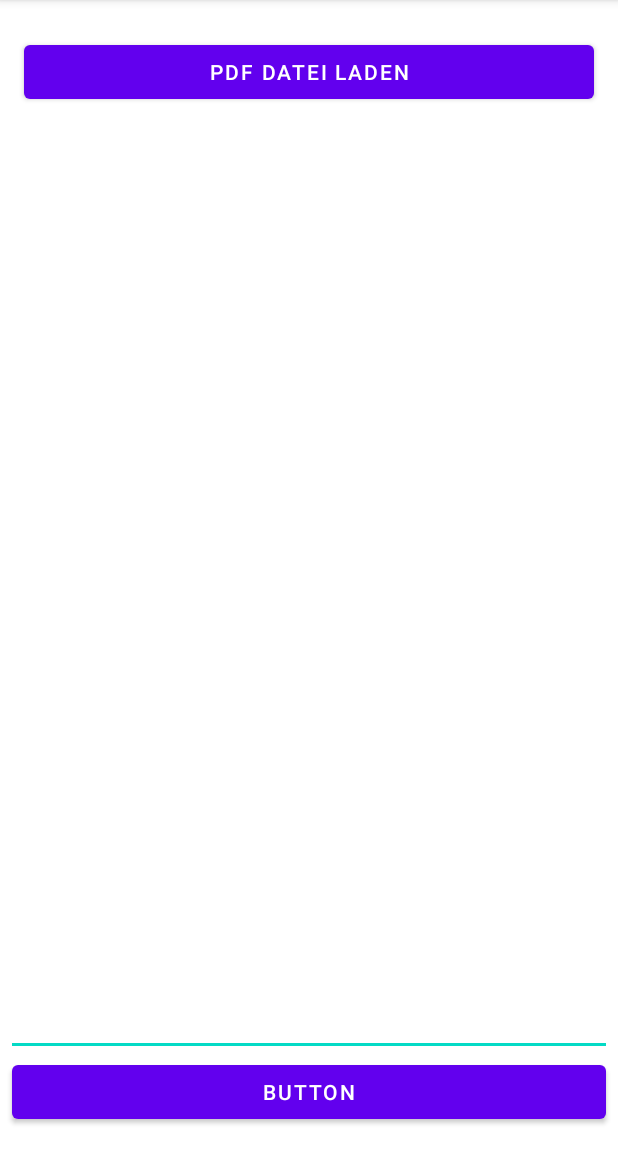
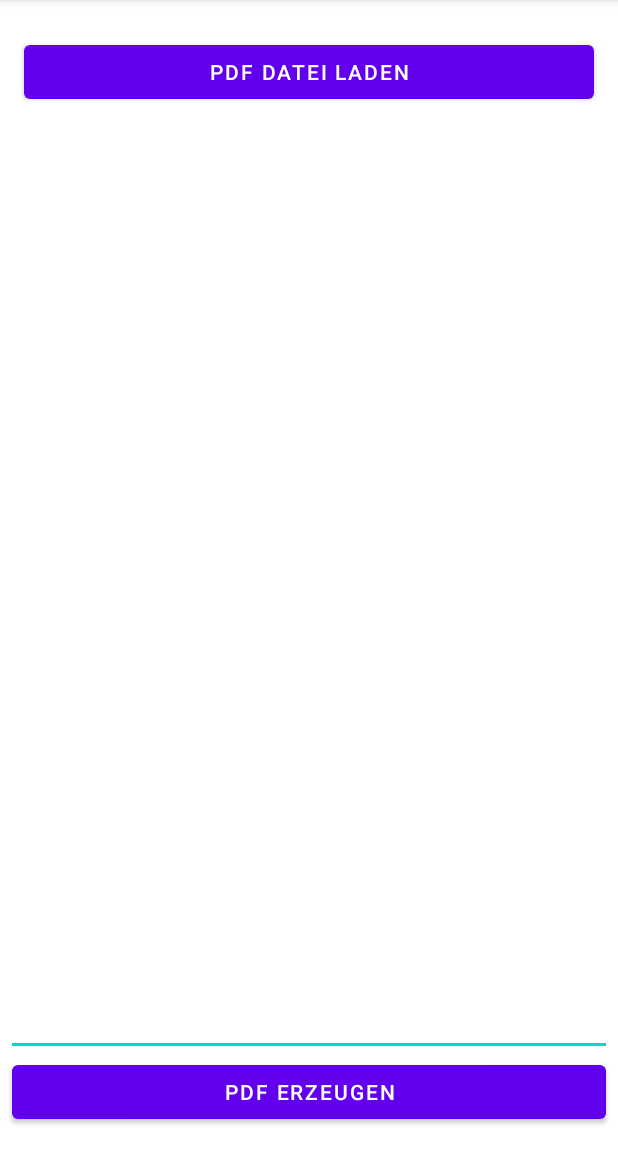
Before and after one commit to gibbsnich/PDFTools, an Android app: the screen it shows after launch (MainActivity), on a phone screen of 412 x 824 dp, the part 84-1236 px from its top. Run offline under Robolectric (Android 15) with nearby library versions, the phone set to English and light mode, and no system bars; libraries missing offline, so code that uses them is left out: com.tom_roush.pdfbox; 1 statement that could not run was skipped.

Commit message:
allow selection of output folder, some general cleanup

```diff
--- a/app/src/main/java/maw/pdftools/MainActivity.java
+++ b/app/src/main/java/maw/pdftools/MainActivity.java
@@ -4,13 +4,9 @@ import android.Manifest;
 import android.content.Intent;
 import android.content.pm.PackageManager;
 import android.net.Uri;
-import android.os.Build;
 import android.os.Bundle;
 
-import com.google.android.material.floatingactionbutton.FloatingActionButton;
-import com.google.android.material.snackbar.Snackbar;
 import com.tom_roush.pdfbox.pdmodel.PDDocument;
-import com.tom_roush.pdfbox.rendering.PDFRenderer;
 import com.tom_roush.pdfbox.util.PDFBoxResourceLoader;
 
 import androidx.annotation.NonNull;
@@ -19,7 +15,6 @@ import androidx.appcompat.widget.Toolbar;
 import androidx.core.app.ActivityCompat;
 import androidx.core.content.ContextCompat;
 
-import android.os.Environment;
 import android.view.View;
 
 import android.view.Menu;
@@ -28,7 +23,6 @@ import android.widget.ArrayAdapter;
 import android.widget.Button;
 import android.widget.EditText;
 import android.widget.ListView;
-import android.widget.TextView;
 import android.widget.Toast;
 
 import java.io.File;
@@ -41,10 +35,11 @@ import java.util.regex.Pattern;
 public class MainActivity extends AppCompatActivity {
 
     final static private int PDF_REQ_CODE = 45;
+    final static private int SEL_FOLDER_CODE = 4545;
 
-    ArrayList<PDFItemHolder> pdfItems = new ArrayList<>();
-    ArrayAdapter<PDFItemHolder> pdfItemsAdapter;
-
+    private final ArrayList<PDFItemHolder> pdfItems = new ArrayList<>();
+    private ArrayAdapter<PDFItemHolder> pdfItemsAdapter;
+    private PDDocument newDoc;
 
     @Override
     protected void onStart() {
@@ -60,79 +55,70 @@ public class MainActivity extends AppCompatActivity {
         setSupportActionBar(toolbar);
 
         ListView pdfList = findViewById(R.id.pdf_list);
-        pdfItemsAdapter = new ArrayAdapter<PDFItemHolder>(this, android.R.layout.simple_list_item_1, pdfItems);
+        pdfItemsAdapter = new ArrayAdapter<>(this, android.R.layout.simple_list_item_1, pdfItems);
         pdfList.setAdapter(pdfItemsAdapter);
 
         Button addPdfButton = findViewById(R.id.add_pdf_button);
-        addPdfButton.setOnClickListener(new View.OnClickListener() {
-            @Override
-            public void onClick(View view) {
-
+        addPdfButton.setOnClickListener(view -> {
             Intent intent = new Intent(Intent.ACTION_OPEN_DOCUMENT);
             intent.addCategory(Intent.CATEGORY_OPENABLE);
-                intent.setType("*/*");
+            intent.setType("application/pdf");
             startActivityForResult(intent, PDF_REQ_CODE);
-
-                //Snackbar.make(view, "Replace with your own action", Snackbar.LENGTH_LONG)
-                //        .setAction("Action", null).show();
-            }
         });
 
         Button createPdfButton = findViewById(R.id.create_pdf_button);
-        createPdfButton.setOnClickListener(new View.OnClickListener() {
-            @Override
-            public void onClick(View v) {
+        createPdfButton.setOnClickListener(v -> {
             EditText editText = findViewById(R.id.select_pdf_text);
             String text = editText.getText().toString();
             if (text.length() == 0) {
-                    //just merge all given PDFs? default to err?
+                //just merge all given PDFs..
+                newDoc = new PDDocument();
+                for (int i = 0; i < pdfItemsAdapter.getCount(); i++) {
+                    PDFItemHolder holder = pdfItemsAdapter.getItem(i);
+                    PDDocument document = holder.getDocument();
+                    for (int j = 0; j < holder.getPageNum(); j++) {
+                        newDoc.addPage(document.getPage(j));
+                    }
+                }
             } else {
                 try {
-
                     String[] textSplit = text.toLowerCase().split(" ");
                     List<PDFPart> parts = new ArrayList<>();
                     for (String s : textSplit) {
                         List<PDFPart> someParts = getPDFParts(s);
                         parts.addAll(someParts);
-                            //A
-                            //A1
-                            //A1-3
-
                     }
 
-                        PDDocument newDoc = new PDDocument();
+                    newDoc = new PDDocument();
                     for (PDFPart part: parts) {
                         newDoc.addPage(part.doc.getPage((part.page)));
                     }
-
-                        File file = new File(Environment.getExternalStoragePublicDirectory(
-                                Environment.DIRECTORY_DOWNLOADS),
-                                //getApplicationContext().getFilesDir(),
-                                "page5.pdf");
-                        if (!checkWritePermission()) {
-                            requestWritePermission();
-                        }
-                        newDoc.save(file);
-
-                        Toast.makeText(MainActivity.this, "Dokument erfolgreich gespeichert!", Toast.LENGTH_LONG).show();
 
                 } catch (Exception e) {
                     Toast.makeText(MainActivity.this, e.getMessage(), Toast.LENGTH_LONG).show();
                 }
             }
+
+            if (!checkWritePermission()) {
+                requestWritePermission();
             }
+
+            Intent i = new Intent(Intent.ACTION_OPEN_DOCUMENT_TREE);
+            i.addCategory(Intent.CATEGORY_DEFAULT);
+            startActivityForResult(Intent.createChooser(i, "Choose directory"), SEL_FOLDER_CODE);
+
         });
     }
 
-    private Pattern ALL_DOC = Pattern.compile("([a-z]{1})"),
+    private static final Pattern ALL_DOC = Pattern.compile("([a-z]{1})"),
                                     SINGLE_PAGE = Pattern.compile("([a-z]{1})([0-9]+)"),
-                    PAGE_RANGE = Pattern.compile("([a-z]{1})([0-9]+)\\-([0-9]+)");
+                                    PAGE_RANGE = Pattern.compile("([a-z]{1})([0-9]+)-([0-9]+)");
 
     private List<PDFPart> getPDFParts(String s) throws PDFPartsParseException {
         Matcher matcher = PAGE_RANGE.matcher(s);
 
-        PDFItemHolder holder = null;
-        int start = -1, end = -1;
+        PDFItemHolder holder;
+        int start, end;
 
         if (matcher.find()) {
             holder = getHolderForLetter(matcher.group(1).charAt(0));
@@ -234,25 +220,7 @@ public class MainActivity extends AppCompatActivity {
                             PDDocument document = PDDocument.load(getApplicationContext().getContentResolver().openInputStream(fileUri));
                             pdfItemsAdapter.add(new PDFItemHolder(fileUri, document));
                             pdfItemsAdapter.notifyDataSetChanged();
-                            /*
-                            int i = document.getNumberOfPages();
-                            //TextView tv = findViewById(R.id.textview_first);
-                            //tv.setText("Loaded " + i + " pages");
 
-                            //PDFRenderer renderer = new PDFRenderer(document);
-                            //renderer.renderImage(...);
-
-                            PDDocument newDoc = new PDDocument();
-                            newDoc.addPage(document.getPage(5));
-                            File file = new File(Environment.getExternalStoragePublicDirectory(
-                                    Environment.DIRECTORY_DOWNLOADS),
-                                    //getApplicationContext().getFilesDir(),
-                                    "page5.pdf");
-                            if (!checkWritePermission()) {
-                                requestWritePermission();
-                            }
-                            newDoc.save(file);
-                            */
                         } catch (IOException e) {
                                 e.printStackTrace();
                         }
@@ -260,6 +228,28 @@ public class MainActivity extends AppCompatActivity {
                         requestPermission();
                     }
 
+                }
+
+                break;
+            case SEL_FOLDER_CODE:
+                String path = UriHelper.getRealPath(this, data.getData());
+                File file = null;
+                boolean first = true;
+                int cnt = 1;
+                do {
+                    if (first) {
+                        file = new File(path, "extract.pdf");
+                        first = false;
+                    } else {
+                        file = new File(path, "extract_" + cnt + ".pdf");
+                    }
+                } while (file.exists());
+
+                try {
+                    newDoc.save(file);
+                    Toast.makeText(MainActivity.this, "Dokument erfolgreich gespeichert!", Toast.LENGTH_LONG).show();
+                } catch (IOException e) {
+                    Toast.makeText(MainActivity.this, e.getMessage(), Toast.LENGTH_LONG).show();
                 }
 
                 break;
--- a/app/src/main/res/layout/content_main.xml
+++ b/app/src/main/res/layout/content_main.xml
@@ -4,19 +4,6 @@
     android:layout_width="match_parent"
     android:layout_height="match_parent"
     app:layout_behavior="@string/appbar_scrolling_view_behavior">
-    <!--
-    <fragment
-        android:id="@+id/nav_host_fragment"
-        android:name="androidx.navigation.fragment.NavHostFragment"
-        android:layout_width="0dp"
-        android:layout_height="0dp"
-        app:defaultNavHost="true"
-        app:layout_constraintBottom_toBottomOf="parent"
-        app:layout_constraintLeft_toLeftOf="parent"
-        app:layout_constraintRight_toRightOf="parent"
-        app:layout_constraintTop_toTopOf="parent"
-        app:navGraph="@navigation/nav_graph" />
-        -->
 
     <Button
         android:id="@+id/add_pdf_button"
@@ -30,21 +17,12 @@
         app:layout_constraintStart_toStartOf="parent"
         app:layout_constraintTop_toTopOf="parent" />
 
-
     <ListView
         android:id="@+id/pdf_list"
         android:layout_width="match_parent"
         android:layout_height="0dp"
         app:layout_constraintBottom_toTopOf="@id/select_pdf_text"
         app:layout_constraintTop_toBottomOf="@id/add_pdf_button" />
-
-    <!--
-    <androidx.recyclerview.widget.RecyclerView
-        android:layout_width="match_parent"
-        android:layout_height="match_parent"
-        app:layout_constraintTop_toBottomOf="@id/add_pdf_button"
-        app:layout_constraintBottom_toTopOf="@id/select_pdf_text"
-        />-->
 
     <EditText
         android:id="@+id/select_pdf_text"
@@ -64,14 +42,12 @@
         android:id="@+id/create_pdf_button"
         android:layout_width="match_parent"
         android:layout_height="wrap_content"
-
         android:layout_marginStart="8dp"
         android:layout_marginEnd="8dp"
         android:layout_marginBottom="16dp"
-        android:text="Button"
+        android:text="PDF erzeugen"
         app:layout_constraintBottom_toBottomOf="parent"
         app:layout_constraintEnd_toEndOf="parent"
         app:layout_constraintStart_toStartOf="parent" />
 
-
 </androidx.constraintlayout.widget.ConstraintLayout>
--- a/app/src/main/res/navigation/nav_graph.xml
+++ /dev/null
@@ -1,28 +0,0 @@
-<?xml version="1.0" encoding="utf-8"?>
-<navigation xmlns:android="http://schemas.android.com/apk/res/android"
-    xmlns:app="http://schemas.android.com/apk/res-auto"
-    xmlns:tools="http://schemas.android.com/tools"
-    android:id="@+id/nav_graph"
-    app:startDestination="@id/FirstFragment">
-
-    <fragment
-        android:id="@+id/FirstFragment"
-        android:name="maw.pdftools.FirstFragment"
-        android:label="@string/first_fragment_label"
-        tools:layout="@layout/fragment_first">
-
-        <action
-            android:id="@+id/action_FirstFragment_to_SecondFragment"
-            app:destination="@id/SecondFragment" />
-    </fragment>
-    <fragment
-        android:id="@+id/SecondFragment"
-        android:name="maw.pdftools.SecondFragment"
-        android:label="@string/second_fragment_label"
-        tools:layout="@layout/fragment_second">
-
-        <action
-            android:id="@+id/action_SecondFragment_to_FirstFragment"
-            app:destination="@id/FirstFragment" />
-    </fragment>
-</navigation>
```
Also changed, not shown: app/src/main/java/maw/pdftools/FirstFragment.java (deleted, +0 -34 lines), app/src/main/java/maw/pdftools/SecondFragment.java (deleted, +0 -34 lines), app/src/main/java/maw/pdftools/UriHelper.java (added, +152 -0 lines), app/src/main/res/layout/fragment_first.xml (deleted, +0 -60 lines), app/src/main/res/layout/fragment_second.xml (deleted, +0 -27 lines). Lines whose indentation alone changed are shown as unchanged.
